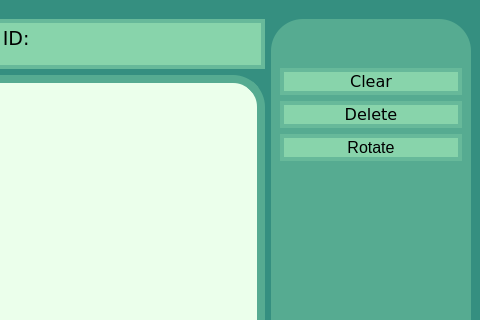
This is editwindow.ui in mdelaune/RoboSim as Qt 5 draws it before an edit; both pictures show x 536 to 1016 and y 0 to 320 of the 1016 by 614 pixel window. The edited form follows.
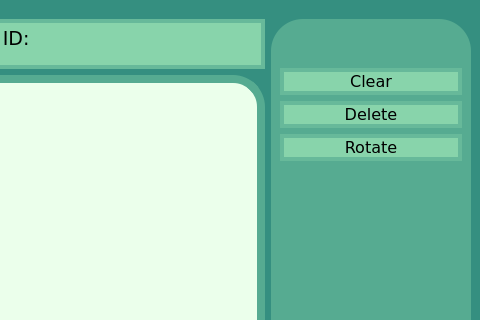
This is the edited form. Icons and pictures are not drawn.

The edit to the form file:
```diff
--- a/editwindow.ui
+++ b/editwindow.ui
@@ -935,6 +935,7 @@
             </property>
             <property name="font">
              <font>
+              <family>Verdana</family>
               <pointsize>12</pointsize>
              </font>
             </property>
```
Left out of the diff: 74 changed lines with no effect on the pictures.
